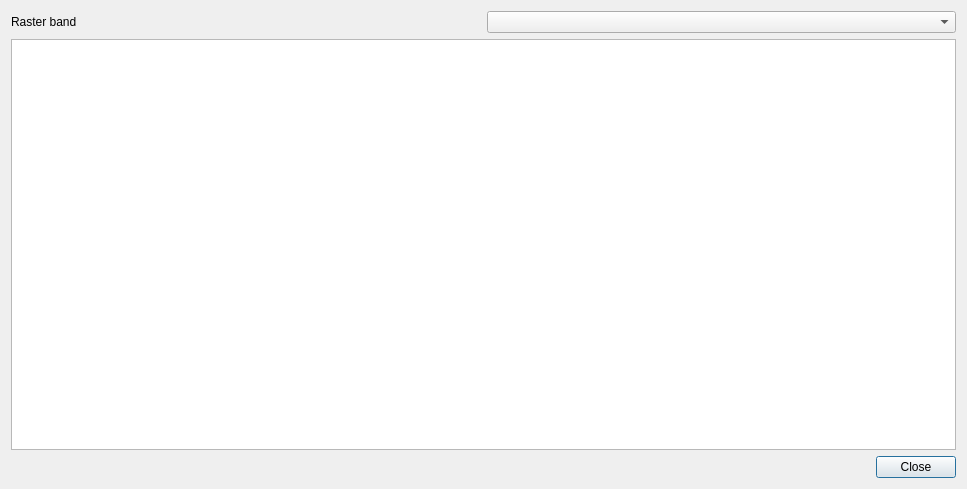
Qt form Ui_RasterAttributeTableDialog.ui (noaa-ocs-hydrography/qgis-raster-attribute-table-plugin) before a commit.
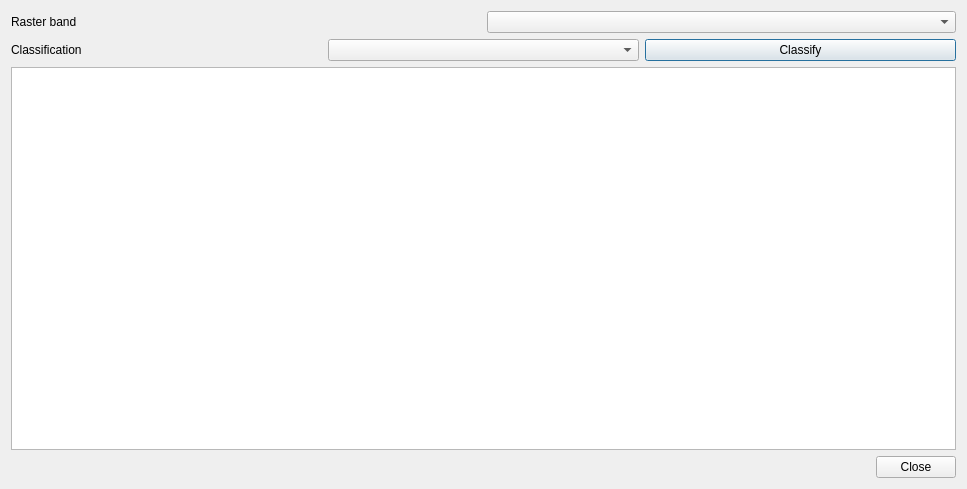
The same form after that commit.

Commit message: Classify mock

```diff
--- a/Ui_RasterAttributeTableDialog.ui
+++ b/Ui_RasterAttributeTableDialog.ui
@@ -28,6 +28,27 @@
      </item>
     </layout>
    </item>
+   <item>
+    <layout class="QHBoxLayout" name="horizontalLayout_3">
+     <item>
+      <widget class="QLabel" name="label_2">
+       <property name="text">
+        <string>Classification</string>
+       </property>
+      </widget>
+     </item>
+     <item>
+      <widget class="QComboBox" name="mClassifyComboBox"/>
+     </item>
+     <item>
+      <widget class="QPushButton" name="mClassifyButton">
+       <property name="text">
+        <string>Classify</string>
+       </property>
+      </widget>
+     </item>
+    </layout>
+   </item>
    <item>
     <widget class="QTableWidget" name="mRasterTableWidget">
      <attribute name="verticalHeaderVisible">
```
The commit also changes 1 other file.
